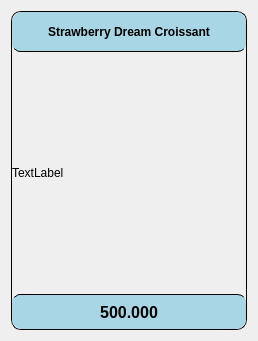
The window that UI/forms/employee/product_card.ui (yuukun123/bakery-management-system) describes before a commit, drawn with Qt 5.
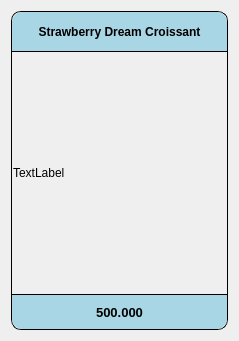
The same window after the commit.

```diff
--- a/UI/forms/employee/product_card.ui
+++ b/UI/forms/employee/product_card.ui
@@ -6,7 +6,7 @@
    <rect>
     <x>0</x>
     <y>0</y>
-    <width>258</width>
+    <width>239</width>
     <height>341</height>
    </rect>
   </property>
@@ -28,6 +28,9 @@
       <enum>QFrame::Raised</enum>
      </property>
      <layout class="QVBoxLayout" name="verticalLayout_16">
+      <property name="spacing">
+       <number>0</number>
+      </property>
       <property name="leftMargin">
        <number>0</number>
       </property>
@@ -67,8 +70,10 @@
 border-right: none;
 border-left: none;
 background-color: #a9d6e5;
-border-bottom-left-radius: 8px;
-border-bottom-right-radius: 8px;
+border-bottom-left-radius: 0px;
+border-bottom-right-radius: 0px;
+border-top-left-radius: 10px;
+border-top-right-radius: 10px;
 }</string>
         </property>
         <property name="text">
@@ -82,13 +87,19 @@
       <item>
        <layout class="QVBoxLayout" name="verticalLayout_15">
         <property name="leftMargin">
-         <number>0</number>
+         <number>1</number>
         </property>
         <property name="rightMargin">
-         <number>0</number>
+         <number>1</number>
         </property>
         <item>
          <widget class="QLabel" name="image_label">
+          <property name="sizePolicy">
+           <sizepolicy hsizetype="Expanding" vsizetype="Expanding">
+            <horstretch>0</horstretch>
+            <verstretch>0</verstretch>
+           </sizepolicy>
+          </property>
           <property name="styleSheet">
            <string notr="true">border: none;</string>
           </property>
@@ -115,7 +126,7 @@
         </property>
         <property name="font">
          <font>
-          <pointsize>12</pointsize>
+          <pointsize>10</pointsize>
           <weight>75</weight>
           <bold>true</bold>
          </font>
@@ -126,8 +137,10 @@
 border-right: none;
 border-left: none;
 background-color: #a9d6e5;
-border-top-left-radius: 8px;
-border-top-right-radius: 8px;
+border-bottom-leftt-radius: 10px;
+border-bottom-right-radius: 10px;
+border-top-left-radius: 0px;
+border-top-right-radius: 0px;
 }</string>
         </property>
         <property name="text">
```
Left out of the diff: 3 changed lines with no effect on the pictures.
